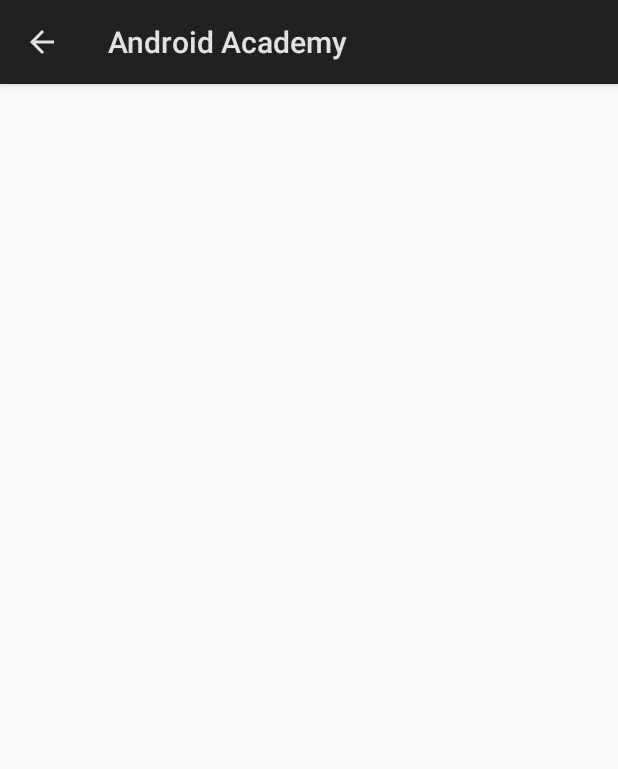
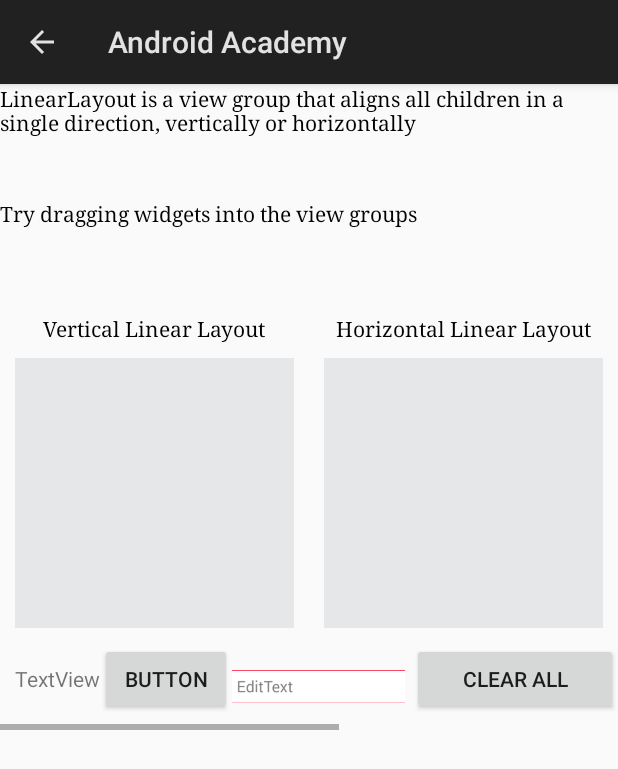
Before and after one commit to yxsoong/IS3261-Project, an Android app: the LinearLayoutActivity screen opened directly, with no data from a screen before it, on a phone screen of 412 x 824 dp. Shown: the top 769 px of the screen. Run offline under Robolectric (Android 15) with nearby library versions, the phone set to English and light mode, and no system bars.

Commit message:
Edited Lesson 1 LinearLayout

```diff
--- a/AndroidAcademy/app/src/main/java/com/yxsoong/project/androidacademy/Lesson1Activity.java
+++ b/AndroidAcademy/app/src/main/java/com/yxsoong/project/androidacademy/Lesson1Activity.java
@@ -2,8 +2,10 @@ package com.yxsoong.project.androidacademy;
 
 import android.app.ActionBar;
 import android.app.Activity;
+import android.content.Intent;
 import android.os.Bundle;
 import android.view.MenuItem;
+import android.view.View;
 import android.widget.LinearLayout;
 
 public class Lesson1Activity extends Activity {
@@ -32,6 +34,11 @@ public class Lesson1Activity extends Activity {
     public boolean onOptionsItemSelected(MenuItem item){
         finish();
         return true;
+    }
+
+    public void onClick_GoToLinearLayoutActivity(View view){
+        Intent myIntent = new Intent(this, LinearLayoutActivity.class);
+        startActivity(myIntent);
     }
 
     /*View.OnDragListener dragListener = new View.OnDragListener(){
--- a/AndroidAcademy/app/src/main/java/com/yxsoong/project/androidacademy/LinearLayoutActivity.java
+++ b/AndroidAcademy/app/src/main/java/com/yxsoong/project/androidacademy/LinearLayoutActivity.java
@@ -2,11 +2,17 @@ package com.yxsoong.project.androidacademy;
 
 import android.app.ActionBar;
 import android.app.Activity;
+import android.app.Fragment;
+import android.app.FragmentManager;
+import android.app.FragmentTransaction;
+import android.net.Uri;
 import android.os.Bundle;
 import android.view.MenuItem;
+import android.view.View;
+import android.widget.Button;
 
-public class LinearLayoutActivity extends Activity {
-
+public class LinearLayoutActivity extends Activity implements XMLFragment.OnFragmentInteractionListener, PaletteFragment.OnFragmentInteractionListener{
+    Fragment verticalFragment, horizontalFragment;
     @Override
     protected void onCreate(Bundle savedInstanceState) {
         super.onCreate(savedInstanceState);
@@ -14,10 +20,46 @@ public class LinearLayoutActivity extends Activity {
 
         ActionBar actionBar = getActionBar();
         actionBar.setDisplayHomeAsUpEnabled(true);
+
+        FragmentManager fragmentManager = getFragmentManager();
+        FragmentTransaction fragmentTransaction = fragmentManager.beginTransaction();
+
+        Bundle bundle = new Bundle();
+        bundle.putString("orientation", "vertical");
+        verticalFragment = new XMLFragment();
+        verticalFragment.setArguments(bundle);
+        fragmentTransaction.add(R.id.frameLayoutVertical, verticalFragment);
+
+        bundle = new Bundle();
+        bundle.putString("orientation", "horizontal");
+        horizontalFragment = new XMLFragment();
+        horizontalFragment.setArguments(bundle);
+        fragmentTransaction.add(R.id.frameLayoutHorizontal, horizontalFragment);
+
+        fragmentTransaction.commit();
+
+        Button clearAllBtn = findViewById(R.id.clearAllBtn);
+        clearAllBtn.setOnClickListener(new View.OnClickListener() {
+            @Override
+            public void onClick(View v) {
+                ((XMLFragment)verticalFragment).removeAllViews();
+                ((XMLFragment)horizontalFragment).removeAllViews();
+            }
+        });
     }
 
     public boolean onOptionsItemSelected(MenuItem item){
         finish();
         return true;
     }
+
+    @Override
+    public void onFragmentInteraction(View.OnDragListener dragListener) {
+
+    }
+
+    @Override
+    public void onFragmentInteraction(Uri uri) {
+
+    }
 }
--- a/AndroidAcademy/app/src/main/java/com/yxsoong/project/androidacademy/XMLFragment.java
+++ b/AndroidAcademy/app/src/main/java/com/yxsoong/project/androidacademy/XMLFragment.java
@@ -27,7 +27,7 @@ import java.util.ArrayList;
  * to handle interaction events.
  */
 public class XMLFragment extends Fragment {
-
+    private static String KEY = "orientation";
     private OnFragmentInteractionListener mListener;
     private LinearLayout linearLayout;
     private ArrayList<TextView> textViews;
@@ -43,14 +43,15 @@ public class XMLFragment extends Fragment {
         views = new ArrayList<>();
     }
 
-
-
     @Override
     public View onCreateView(LayoutInflater inflater, ViewGroup container,
                              Bundle savedInstanceState) {
         // Inflate the layout for this fragment
         View view = inflater.inflate(R.layout.fragment_xml, container, false);
         linearLayout = view.findViewById(R.id.xmlFragmentLayout);
+        Bundle bundle = getArguments();
+        if(bundle.getString(KEY).equals("horizontal"))
+            linearLayout.setOrientation(LinearLayout.HORIZONTAL);
         linearLayout.setOnDragListener(dragListener);
         return view;
     }
@@ -150,6 +151,11 @@ public class XMLFragment extends Fragment {
         void onFragmentInteraction(Uri uri);
     }
 
+    public void removeAllViews(){
+        linearLayout.removeAllViews();
+        views = new ArrayList<>();
+    }
+
     public void removeViews(int viewId, String viewType){
         if(viewId == -1){
             Log.i("Error", "error");
--- a/AndroidAcademy/app/src/main/res/layout/activity_lesson1.xml
+++ b/AndroidAcademy/app/src/main/res/layout/activity_lesson1.xml
@@ -29,7 +29,8 @@
         android:id="@+id/linearLayoutBtn"
         android:layout_width="match_parent"
         android:layout_height="wrap_content"
-        android:text="@string/linear_layout"/>
+        android:text="@string/linear_layout"
+        android:onClick="onClick_GoToLinearLayoutActivity"/>
 
     <Button
         android:id="@+id/relativeLayoutBtn"
--- a/AndroidAcademy/app/src/main/res/layout/activity_linear_layout.xml
+++ b/AndroidAcademy/app/src/main/res/layout/activity_linear_layout.xml
@@ -7,6 +7,80 @@
     android:orientation="vertical"
     tools:context="com.yxsoong.project.androidacademy.LinearLayoutActivity">
 
+    <TextView
+        android:layout_width="match_parent"
+        android:layout_height="0dp"
+        android:layout_weight="1"
+        android:fontFamily="serif"
+        android:textColor="@color/black"
+        android:text="LinearLayout is a view group that aligns all children in a single direction, vertically or horizontally"/>
+
+    <TextView
+        android:layout_width="match_parent"
+        android:layout_height="0dp"
+        android:layout_weight="1"
+        android:fontFamily="serif"
+        android:textColor="@color/black"
+        android:text="Try dragging widgets into the view groups"/>
+
+    <TableLayout
+        android:layout_width="match_parent"
+        android:layout_height="0dp"
+        android:layout_weight="8">
+
+        <TableRow>
+            <TextView
+                android:layout_width="0dp"
+                android:layout_weight="1"
+                android:layout_height="wrap_content"
+                android:fontFamily="serif"
+                android:textColor="@color/black"
+                android:gravity="center"
+                android:text="Vertical Linear Layout"/>
+
+            <TextView
+                android:layout_width="0dp"
+                android:layout_weight="1"
+                android:layout_height="wrap_content"
+                android:fontFamily="serif"
+                android:textColor="@color/black"
+                android:gravity="center"
+                android:text="Horizontal Linear Layout"/>
+        </TableRow>
+        <TableRow>
+            <FrameLayout
+                android:id="@+id/frameLayoutVertical"
+                android:layout_width="0dp"
+                android:layout_height="200dp"
+                android:layout_weight="1" />
+
+            <FrameLayout
+                android:id="@+id/frameLayoutHorizontal"
+                android:layout_width="0dp"
+                android:layout_height="200dp"
+                android:layout_weight="1" />
+        </TableRow>
+        <TableRow>
+            <HorizontalScrollView
+                android:layout_width="0dp"
+                android:layout_weight="2"
+                android:layout_height="wrap_content">
+                <fragment
+                    android:id="@+id/fragmentPalette"
+                    android:layout_width="match_parent"
+                    android:layout_height="match_parent"
+                    android:name="com.yxsoong.project.androidacademy.PaletteFragment"
+                    android:layout="@layout/fragment_palette" />
+            </HorizontalScrollView>
+
+            <Button
+                android:id="@+id/clearAllBtn"
+                android:layout_width="0dp"
+                android:layout_height="wrap_content"
+                android:layout_weight="1"
+                android:text="Clear All"/>
+        </TableRow>
+    </TableLayout>
 
 
 </LinearLayout>
--- a/AndroidAcademy/app/src/main/res/layout/fragment_palette.xml
+++ b/AndroidAcademy/app/src/main/res/layout/fragment_palette.xml
@@ -10,7 +10,6 @@
         android:layout_height="match_parent"
         android:layout_marginLeft="10dp"
         android:layout_marginRight="10dp"
-        android:background="@color/colorAccent"
         android:orientation="horizontal"
         android:weightSum="1">
         <TextView
```
